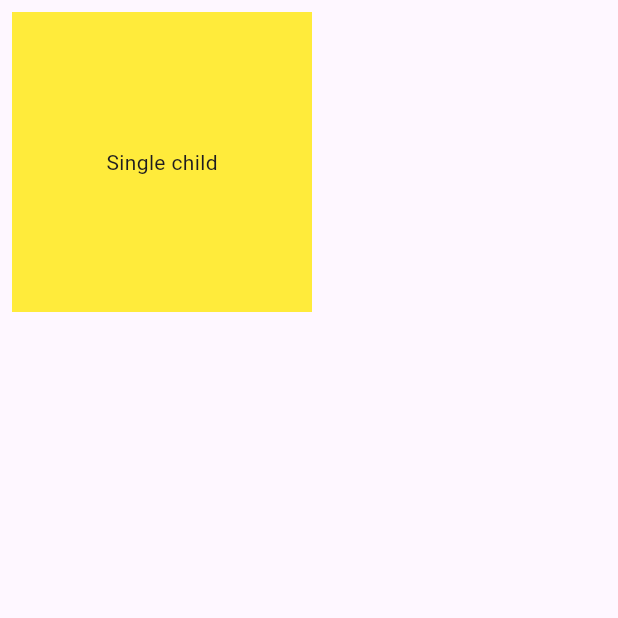
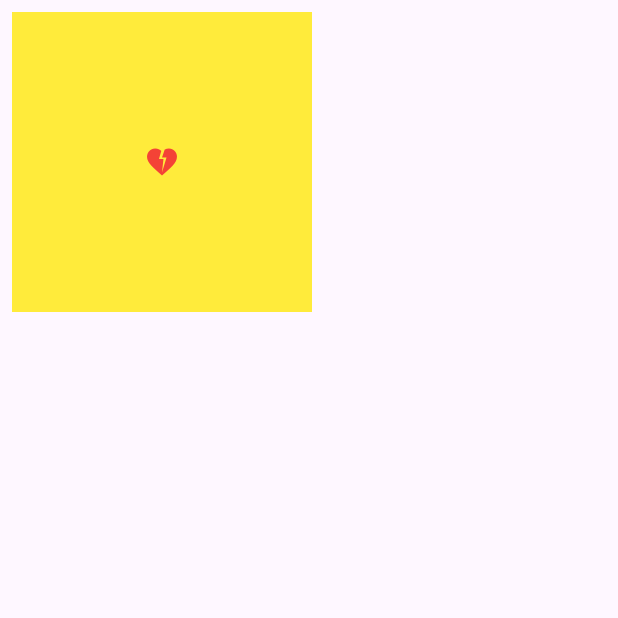
Before and after one commit to minthwaykhant711/flutter, a Flutter app: the screen it shows after launch, on a phone screen of 412 x 824 dp, the top half of it. Run offline on Flutter 3.47's test engine with Material 3 defaults, Android fonts, the phone set to English and light mode, and no system bars.

Commit message:
finalizing single child layout

```diff
--- a/flutter_application_1/lib/week05/single_child_demo.dart
+++ b/flutter_application_1/lib/week05/single_child_demo.dart
@@ -14,8 +14,8 @@ class SingleChildDemo extends StatelessWidget {
           color: Colors.yellow,
           padding: EdgeInsets.all(16),
           margin: EdgeInsets.all(8),
-          alignment: Alignment.center,
-          child: Text('Single child'),
+          alignment: Alignment(0, 0),
+          child: Icon(Icons.heart_broken, color: Colors.red),
         ),
       ),
     );
```
